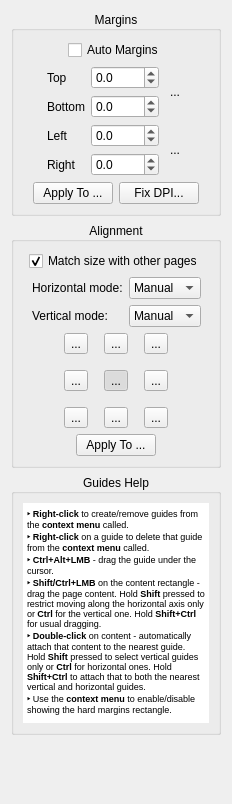
The window that src/core/filters/page_layout/OptionsWidget.ui (vigri/scantailor-advanced) describes before a commit, drawn with Qt 5.
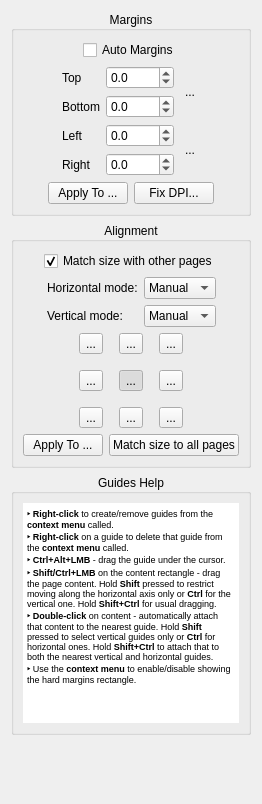
The same window after the commit. Icons and pictures are not drawn. Custom widgets are drawn as their Qt base class.

What changed in the file:
```diff
--- a/src/core/filters/page_layout/OptionsWidget.ui
+++ b/src/core/filters/page_layout/OptionsWidget.ui
@@ -739,6 +739,16 @@
           </property>
          </widget>
         </item>
+        <item>
+         <widget class="QPushButton" name="matchSizeToAllBtn">
+          <property name="text">
+           <string>Match size to all pages</string>
+          </property>
+          <property name="toolTip">
+           <string>Apply &quot;Match size with other pages&quot; to every page so they all share the same output size.</string>
+          </property>
+         </widget>
+        </item>
         <item>
          <spacer name="horizontalSpacer_12">
           <property name="orientation">
```
